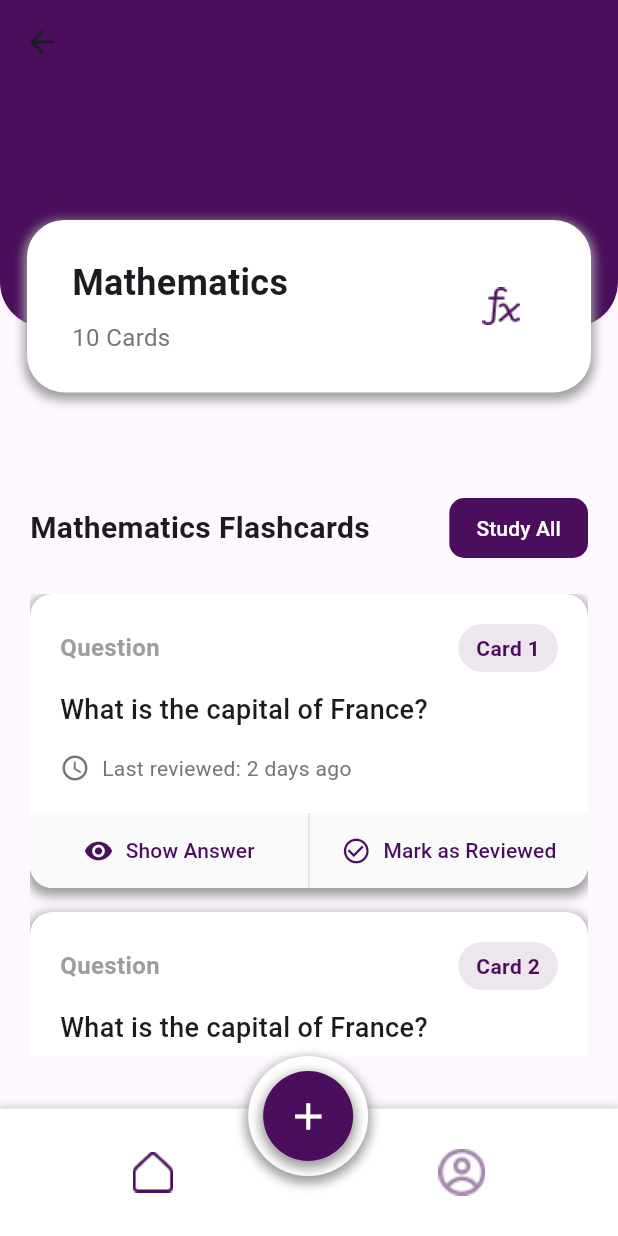
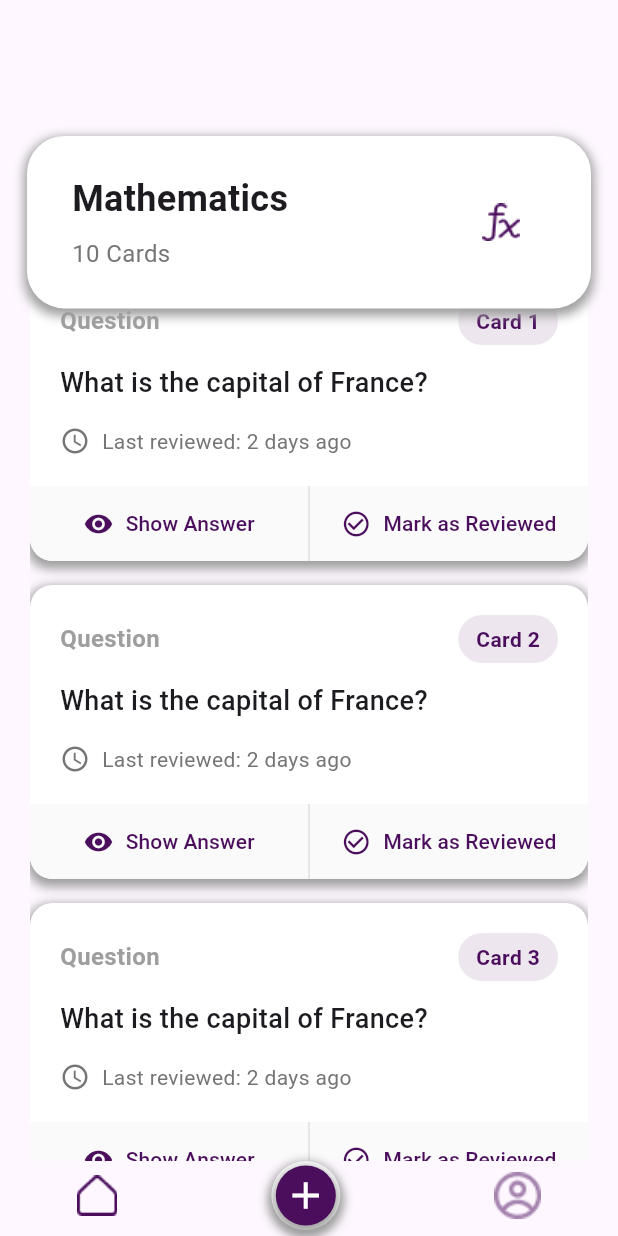
Before and after one commit to Nick-Lemy/flashcards-app, a Flutter app: the HomePage screen opened directly, after a tap on "Mathematics", on a phone screen of 412 x 824 dp. Run offline on Flutter 3.47's test engine with Material 3 defaults, Android fonts, the phone set to English and light mode, and no system bars.

Commit message:
Add cards feature implemented

```diff
--- a/lib/pages/flashcards_page.dart
+++ b/lib/pages/flashcards_page.dart
@@ -6,10 +6,7 @@ import 'package:flashcards_app/pages/profile_page.dart';
 class CardPage extends StatefulWidget {
   final String category;
 
-  const CardPage({
-    super.key,
-    required this.category,
-  });
+  const CardPage({super.key, required this.category});
 
   @override
   State<CardPage> createState() => _CardPageState();
@@ -27,28 +24,11 @@ class _CardPageState extends State<CardPage> {
   @override
   Widget build(BuildContext context) {
     return Scaffold(
-      appBar: AppBar(
-        backgroundColor: violet,
-        elevation: 0,
-      ),
       body: SafeArea(
         child: Stack(
           children: [
             Column(
               children: [
-                Expanded(
-                  flex: 1,
-                  child: Container(
-                    width: double.infinity,
-                    padding: const EdgeInsets.symmetric(vertical: 50),
-                    decoration: BoxDecoration(
-                      color: violet,
-                      borderRadius: const BorderRadius.vertical(
-                        bottom: Radius.circular(30),
-                      ),
-                    ),
-                  ),
-                ),
                 Expanded(
                   flex: 3,
                   child: Padding(
@@ -69,7 +49,9 @@ class _CardPageState extends State<CardPage> {
                             TextButton(
                               style: OutlinedButton.styleFrom(
                                 backgroundColor: violet,
-                                padding: const EdgeInsets.symmetric(horizontal: 18),
+                                padding: const EdgeInsets.symmetric(
+                                  horizontal: 18,
+                                ),
                                 shape: RoundedRectangleBorder(
                                   borderRadius: BorderRadius.circular(10),
                                 ),
@@ -104,7 +86,10 @@ class _CardPageState extends State<CardPage> {
               child: Padding(
                 padding: const EdgeInsets.symmetric(horizontal: 18),
                 child: Container(
-                  padding: const EdgeInsets.symmetric(horizontal: 30, vertical: 25),
+                  padding: const EdgeInsets.symmetric(
+                    horizontal: 30,
+                    vertical: 25,
+                  ),
                   decoration: BoxDecoration(
                     boxShadow: const [
                       BoxShadow(
@@ -158,7 +143,82 @@ class _CardPageState extends State<CardPage> {
           ],
         ),
       ),
-      bottomNavigationBar: _buildBottomNavigationBar(context),
+      bottomNavigationBar: Stack(
+        children: [
+          Container(
+            height: 50,
+            color: Colors.transparent,
+            child: Column(
+              children: [
+                Container(
+                  child: Row(
+                    mainAxisAlignment: MainAxisAlignment.spaceAround,
+                    children: [
+                      GestureDetector(
+                        child: Image.asset('assets/Home.png'),
+                        onTap: () {
+                          Navigator.push(
+                            context,
+                            MaterialPageRoute(
+                              builder: (context) => const HomePage(),
+                            ),
+                          );
+                        },
+                      ),
+                      Container(
+                        padding: const EdgeInsets.all(3),
+                        decoration: const BoxDecoration(
+                          color: Colors.white,
+                          shape: BoxShape.circle,
+                          boxShadow: [
+                            BoxShadow(
+                              color: Colors.grey,
+                              spreadRadius: 2,
+                              blurRadius: 5,
+                              offset: Offset(0, 3),
+                            ),
+                          ],
+                        ),
+                        child: Container(
+                          padding: const EdgeInsets.all(5),
+                          decoration: BoxDecoration(
+                            color: violet,
+                            shape: BoxShape.circle,
+                            boxShadow: const [
+                              BoxShadow(
+                                color: Colors.grey,
+                                spreadRadius: 2,
+                                blurRadius: 5,
+                                offset: Offset(0, 3),
+                              ),
+                            ],
+                          ),
+                          child: const Icon(
+                            Icons.add,
+                            color: Colors.white,
+                            size: 30,
+                          ),
+                        ),
+                      ),
+                      GestureDetector(
+                        child: Image.asset('assets/Profile.png', scale: 0.8),
+                        onTap: () {
+                          Navigator.push(
+                            context,
+                            MaterialPageRoute(
+                              builder: (context) => const ProfilePage(),
+                            ),
+                          );
+                        },
+                      ),
+                    ],
+                  ),
+                ),
+              ],
+            ),
+          ),
+        ],
+      ),
     );
   }
 
@@ -198,8 +258,12 @@ class _CardPageState extends State<CardPage> {
                       ),
                     ),
                     Container(
-                      padding: const EdgeInsets.symmetric(horizontal: 12, vertical: 6),
+                      padding: const EdgeInsets.symmetric(
+                        horizontal: 12,
+                        vertical: 6,
+                      ),
                       decoration: BoxDecoration(
+                        // ignore: deprecated_member_use
                         color: violet.withOpacity(0.1),
                         borderRadius: BorderRadius.circular(20),
                       ),
@@ -228,10 +292,7 @@ class _CardPageState extends State<CardPage> {
                     const SizedBox(width: 8),
                     Text(
                       'Last reviewed: 2 days ago',
-                      style: TextStyle(
-                        color: Colors.grey[600],
-                        fontSize: 14,
-                      ),
+                      style: TextStyle(color: Colors.grey[600], fontSize: 14),
                     ),
                   ],
                 ),
@@ -272,11 +333,7 @@ class _CardPageState extends State<CardPage> {
                     ),
                   ),
                 ),
-                Container(
-                  width: 1,
-                  height: 50,
-                  color: Colors.grey[300],
-                ),
+                Container(width: 1, height: 50, color: Colors.grey[300]),
                 Expanded(
                   child: TextButton(
                     onPressed: () {
@@ -308,100 +365,4 @@ class _CardPageState extends State<CardPage> {
       ),
     );
   }
-
-  Widget _buildBottomNavigationBar(BuildContext context) {
-    return Stack(
-      children: [
-        Container(
-          height: 120,
-          color: Colors.transparent,
-          child: Column(
-            children: [
-              const SizedBox(height: 35),
-              Container(
-                height: 85,
-                decoration: const BoxDecoration(
-                  color: Colors.white,
-                  boxShadow: [
-                    BoxShadow(
-                      color: Colors.grey,
-                      spreadRadius: 2,
-                      blurRadius: 5,
-                      offset: Offset(0, 3),
-                    ),
-                  ],
-                ),
-                child: Row(
-                  mainAxisAlignment: MainAxisAlignment.spaceAround,
-                  children: [
-                    GestureDetector(
-                      child: Image.asset('assets/Home.png'),
-                      onTap: () {
-                        Navigator.push(
-                          context,
-                          MaterialPageRoute(builder: (context) => const HomePage()),
-                        );
-                      },
-                    ),
-                    GestureDetector(
-                      child: Image.asset(
-                        'assets/Profile.png',
-                        scale: 0.8,
-                      ),
-                      onTap: () {
-                        Navigator.push(
-                          context,
-                          MaterialPageRoute(builder: (context) => const ProfilePage()),
-                        );
-                      },
-                    ),
-                  ],
-                ),
-              ),
-            ],
-          ),
-        ),
-        Positioned(
-          top: 0,
-          right: MediaQuery.of(context).size.width * 0.38,
-          width: 100,
-          child: Container(
-            padding: const EdgeInsets.all(10),
-            decoration: const BoxDecoration(
-              color: Colors.white,
-              shape: BoxShape.circle,
-              boxShadow: [
-                BoxShadow(
-                  color: Colors.grey,
-                  spreadRadius: 2,
-                  blurRadius: 5,
-                  offset: Offset(0, 3),
-                ),
-              ],
-            ),
-            child: Container(
-              padding: const EdgeInsets.all(15),
-              decoration: BoxDecoration(
-                color: violet,
-                shape: BoxShape.circle,
-                boxShadow: const [
-                  BoxShadow(
-                    color: Colors.grey,
-                    spreadRadius: 2,
-                    blurRadius: 5,
-                    offset: Offset(0, 3),
-                  ),
-                ],
-              ),
-              child: const Icon(
-                Icons.add,
-                color: Colors.white,
-                size: 30,
-              ),
-            ),
-          ),
-        ),
-      ],
-    );
-  }
 }
--- a/lib/pages/home_page.dart
+++ b/lib/pages/home_page.dart
@@ -9,10 +9,6 @@ class HomePage extends StatelessWidget {
   @override
   Widget build(BuildContext context) {
     return Scaffold(
-      appBar: AppBar(
-        backgroundColor: violet,
-        elevation: 0,
-      ),
       body: SafeArea(
         child: Stack(
           children: [
@@ -37,37 +33,11 @@ class HomePage extends StatelessWidget {
                     padding: const EdgeInsets.symmetric(horizontal: 20),
                     child: Column(
                       children: [
-                        const SizedBox(height: 110),
-                        Row(
-                          mainAxisAlignment: MainAxisAlignment.spaceBetween,
-                          children: [
-                            const Text(
-                              'Flashcard Categories',
-                              style: TextStyle(
-                                fontSize: 20,
-                                fontWeight: FontWeight.bold,
-                              ),
-                            ),
-                            TextButton(
-                              style: OutlinedButton.styleFrom(
-                                backgroundColor: violet,
-                                padding: const EdgeInsets.symmetric(horizontal: 18),
-                                shape: RoundedRectangleBorder(
-                                  borderRadius: BorderRadius.circular(10),
-                                ),
-                              ),
-                              onPressed: () {},
-                              child: const Text(
-                                'View All',
-                                style: TextStyle(color: Colors.white),
-                              ),
-                            ),
-                          ],
-                        ),
                         const SizedBox(height: 20),
                         Expanded(
                           child: GridView.builder(
-                            gridDelegate: const SliverGridDelegateWithFixedCrossAxisCount(
+                            gridDelegate:
+                                const SliverGridDelegateWithFixedCrossAxisCount(
                                   crossAxisCount: 3,
                                   crossAxisSpacing: 16,
                                   mainAxisSpacing: 16,
@@ -81,9 +51,12 @@ class HomePage extends StatelessWidget {
                                 'Business',
                                 'Computer',
                                 'Literature',
-                                'Language'
+                                'Language',
                               ];
-                              return _buildCategoryCard(categories[index], context);
+                              return _buildCategoryCard(
+                                categories[index],
+                                context,
+                              );
                             },
                           ),
                         ),
@@ -100,7 +73,10 @@ class HomePage extends StatelessWidget {
               child: Padding(
                 padding: const EdgeInsets.symmetric(horizontal: 18),
                 child: Container(
-                  padding: const EdgeInsets.symmetric(horizontal: 30, vertical: 25),
+                  padding: const EdgeInsets.symmetric(
+                    horizontal: 30,
+                    vertical: 25,
+                  ),
                   decoration: BoxDecoration(
                     boxShadow: const [
                       BoxShadow(
@@ -114,28 +90,14 @@ class HomePage extends StatelessWidget {
                     borderRadius: BorderRadius.circular(25),
                   ),
                   child: Column(
-                    crossAxisAlignment: CrossAxisAlignment.start,
                     children: [
-                      const Text(
-                        'Search Flashcards',
-                        style: TextStyle(fontSize: 20, fontWeight: FontWeight.bold),
-                      ),
-                      const SizedBox(height: 8),
-                      const Text(
-                        'It is a long established fact that a reader will be distracted by the readable content of a page when looking at its layout.',
-                      ),
-                      const SizedBox(height: 12),
                       TextField(
                         decoration: InputDecoration(
                           prefixIcon: Image.asset('assets/Search.png'),
                           border: OutlineInputBorder(
                             borderRadius: BorderRadius.circular(12),
                           ),
-                          hintText: 'Search Here',
-                          contentPadding: const EdgeInsets.symmetric(
-                            horizontal: 0,
-                            vertical: 10,
-                          ),
+                          hintText: 'Search Flashcards Here',
                           hintStyle: TextStyle(
                             color: violet,
                             fontWeight: FontWeight.w300,
@@ -154,24 +116,11 @@ class HomePage extends StatelessWidget {
       bottomNavigationBar: Stack(
         children: [
           Container(
-            height: 120,
+            height: 50,
             color: Colors.transparent,
             child: Column(
               children: [
-                const SizedBox(height: 35),
                 Container(
-                  height: 85,
-                  decoration: const BoxDecoration(
-                    color: Colors.white,
-                    boxShadow: [
-                      BoxShadow(
-                        color: Colors.grey,
-                        spreadRadius: 2,
-                        blurRadius: 5,
-                        offset: Offset(0, 3),
-                      ),
-                    ],
-                  ),
                   child: Row(
                     mainAxisAlignment: MainAxisAlignment.spaceAround,
                     children: [
@@ -180,34 +129,14 @@ class HomePage extends StatelessWidget {
                         onTap: () {
                           Navigator.push(
                             context,
-                            MaterialPageRoute(builder: (context) => const HomePage()),
+                            MaterialPageRoute(
+                              builder: (context) => const HomePage(),
+                            ),
                           );
                         },
                       ),
-                      GestureDetector(
-                        child: Image.asset(
-                          'assets/Profile.png',
-                          scale: 0.8,
-                        ),
-                        onTap: () {
-                          Navigator.push(
-                            context,
-                            MaterialPageRoute(builder: (context) => const ProfilePage()),
-                          );
-                        },
-                      ),
-                    ],
-                  ),
-                ),
-              ],
-            ),
-          ),
-          Positioned(
-            top: 0,
-            right: MediaQuery.of(context).size.width * 0.38,
-            width: 100,
-            child: Container(
-              padding: const EdgeInsets.all(10),
+                      Container(
+                        padding: const EdgeInsets.all(3),
                         decoration: const BoxDecoration(
                           color: Colors.white,
                           shape: BoxShape.circle,
@@ -221,7 +150,7 @@ class HomePage extends StatelessWidget {
                           ],
                         ),
                         child: Container(
-                padding: const EdgeInsets.all(15),
+                          padding: const EdgeInsets.all(5),
                           decoration: BoxDecoration(
                             color: violet,
                             shape: BoxShape.circle,
@@ -241,6 +170,22 @@ class HomePage extends StatelessWidget {
                           ),
                         ),
                       ),
+                      GestureDetector(
+                        child: Image.asset('assets/Profile.png', scale: 0.8),
+                        onTap: () {
+                          Navigator.push(
+                            context,
+                            MaterialPageRoute(
+                              builder: (context) => const ProfilePage(),
+                            ),
+                          );
+                        },
+                      ),
+                    ],
+                  ),
+                ),
+              ],
+            ),
           ),
         ],
       ),
@@ -249,7 +194,7 @@ class HomePage extends StatelessWidget {
 
   Widget _buildCategoryCard(String name, BuildContext context) {
     return GestureDetector(
-        onTap: (){
+      onTap: () {
         Navigator.push(
           context,
           MaterialPageRoute(builder: (context) => CardPage(category: name)),
@@ -268,16 +213,11 @@ class HomePage extends StatelessWidget {
             ),
           ],
         ),
+
         // child: GestureDetector(
-
         child: Column(
           mainAxisAlignment: MainAxisAlignment.center,
-            children: [
-              Text(
-                name,
-                style: TextStyle(color: violet),
-              ),
-            ],
+          children: [Text(name, style: TextStyle(color: violet))],
         ),
         // ),
       ),
```
Lines whose indentation alone changed are shown as unchanged.
